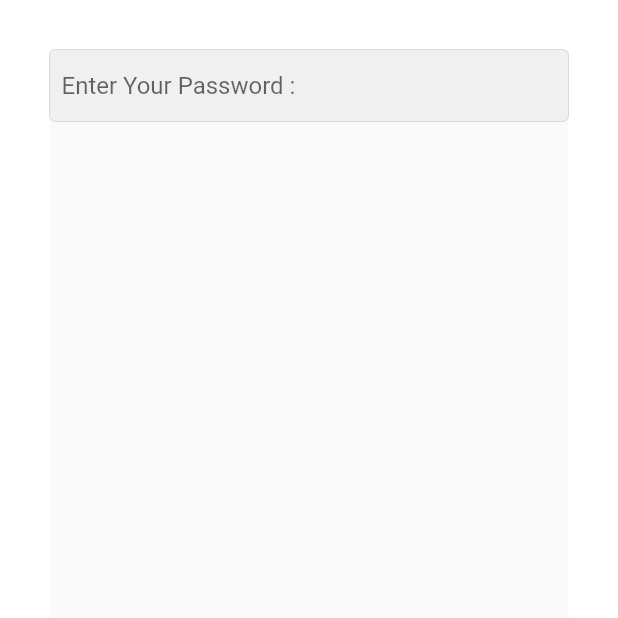
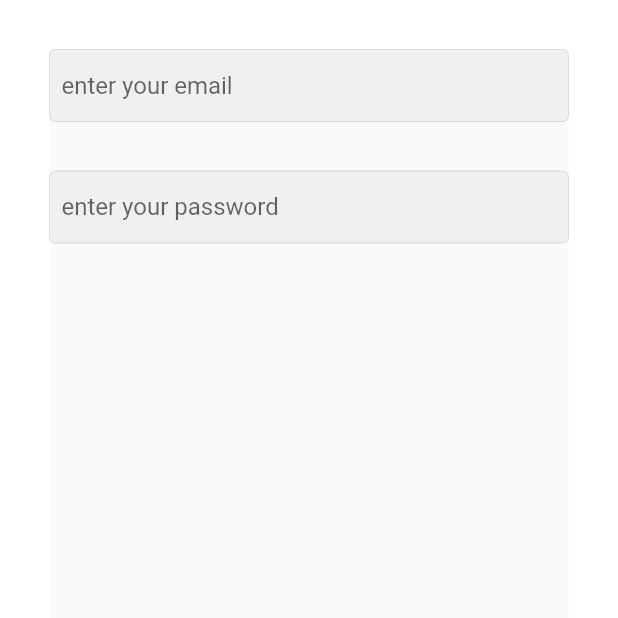
Before and after one commit to ziadzakria/app2, a Flutter app: the screen it shows after launch, on a phone screen of 412 x 824 dp, the top half of it. Run offline on Flutter 3.47's test engine with Material 2 defaults, Android fonts, the phone set to English and light mode, and no system bars.

Commit message:
create file to Register

```diff
--- a/app/lib/pages/login.dart
+++ b/app/lib/pages/login.dart
@@ -1,6 +1,8 @@
 import 'package:flutter/material.dart';
 import 'package:flutter/src/widgets/framework.dart';
 import 'package:flutter/src/widgets/placeholder.dart';
+
+import '../shared/constam_textfield.dart';
 
 class login extends StatelessWidget {
   const login({super.key});
@@ -12,24 +14,19 @@ class login extends StatelessWidget {
         padding: const EdgeInsets.all(33.0),
         child: Scaffold(
           body: Column(children: [
-            TextField(
-                keyboardType: TextInputType.text,
-                obscureText: true,
-                decoration: InputDecoration(
-                  hintText: "Enter Your Password : ",
-                  // To delete borders
-                  enabledBorder: OutlineInputBorder(
-                    borderSide: Divider.createBorderSide(context),
-                  ),
-                  focusedBorder: OutlineInputBorder(
-                    borderSide: BorderSide(
-                      color: Colors.grey,
-                    ),
-                  ),
-                  // fillColor: Colors.red,
-                  filled: true,
-                  contentPadding: const EdgeInsets.all(8),
-                ))
+            mytextfiled(
+              hinttextt: 'enter your email',
+              textInputTypee: TextInputType.emailAddress,
+              ispassword: false,
+            ),
+            const SizedBox(
+              height: 33,
+            ),
+            mytextfiled(
+              hinttextt: 'enter your password',
+              textInputTypee: TextInputType.emailAddress,
+              ispassword: true,
+            ),
           ]),
         ),
       ),
--- /dev/null
+++ b/app/lib/shared/constam_textfield.dart
@@ -0,0 +1,36 @@
+import 'package:flutter/material.dart';
+
+class mytextfiled extends StatelessWidget {
+  final TextInputType textInputTypee;
+  final bool ispassword;
+  final String hinttextt;
+
+  mytextfiled({
+    super.key,
+    required this.textInputTypee,
+    required this.ispassword,
+    required this.hinttextt,
+  });
+
+  @override
+  Widget build(BuildContext context) {
+    return TextField(
+        keyboardType: textInputTypee,
+        obscureText: ispassword,
+        decoration: InputDecoration(
+          hintText: hinttextt,
+          // To delete borders
+          enabledBorder: OutlineInputBorder(
+            borderSide: Divider.createBorderSide(context),
+          ),
+          focusedBorder: OutlineInputBorder(
+            borderSide: BorderSide(
+              color: Colors.grey,
+            ),
+          ),
+          // fillColor: Colors.red,
+          filled: true,
+          contentPadding: const EdgeInsets.all(8),
+        ));
+  }
+}
```
